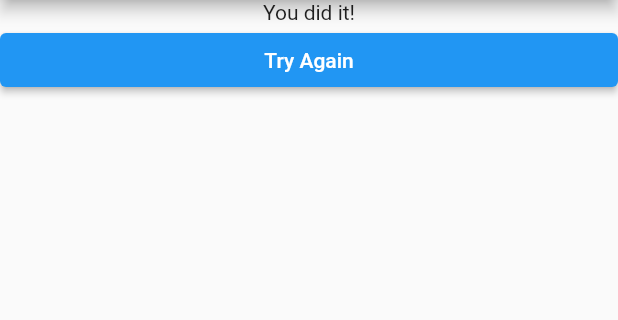
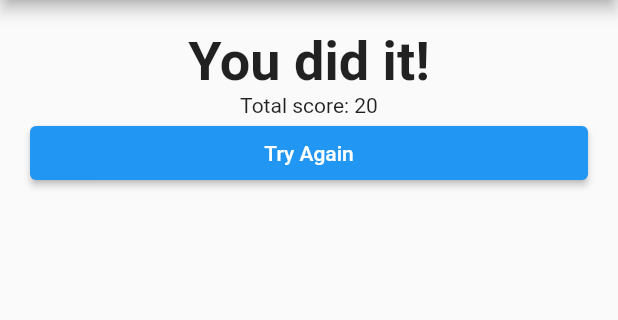
Before and after one commit to jimmy-lan/flutter_quiz_app, a Flutter app: the screen it shows after launch, after a tap on "Black", after a tap on "Snake", on a phone screen of 412 x 824 dp, the part 84-404 px from its top. Run offline on Flutter 3.47's test engine with Material 2 defaults, Android fonts, the phone set to English and light mode, and no system bars.

Commit message:
Add total score count

```diff
--- a/lib/main.dart
+++ b/lib/main.dart
@@ -13,27 +13,40 @@ class MyApp extends StatefulWidget {
 
 class _MyAppState extends State<MyApp> {
   int _questionIndex = 0;
+  int _totalScores = 0;
 
   static const _questions = [
     {
       "questionText": "What is your favorite color?",
-      "answers": ["Black", "Red", "Green", "White"]
+      "answers": [
+        {"text": "Black", "score": 10},
+        {"text": "Red", "score": 6},
+        {"text": "Green", "score": 3},
+        {"text": "White", "score": 1}
+      ]
     },
     {
       "questionText": "What is your favorite animal?",
-      "answers": ["Rabbit", "Snake", "Elephant", "Lion"]
+      "answers": [
+        {"text": "Rabbit", "score": 5},
+        {"text": "Snake", "score": 10},
+        {"text": "Elephant", "score": 12},
+        {"text": "Lion", "score": 8}
+      ]
     }
   ];
 
-  void answerQuestion() {
+  void answerQuestion(int score) {
     setState(() {
       _questionIndex++;
+      _totalScores += score;
     });
   }
 
   void resetQuiz() {
     setState(() {
       _questionIndex = 0;
+      _totalScores = 0;
     });
   }
 
@@ -48,6 +61,9 @@ class _MyAppState extends State<MyApp> {
                     questionIndex: _questionIndex,
                     answerQuestion: answerQuestion,
                   )
-                : Result(resetQuiz: resetQuiz,)));
+                : Result(
+                    totalScore: _totalScores,
+                    resetQuiz: resetQuiz,
+                  )));
   }
 }
--- a/lib/quiz.dart
+++ b/lib/quiz.dart
@@ -18,11 +18,11 @@ class Quiz extends StatelessWidget {
         child: Column(
           children: [
             Question(question["questionText"]),
-            ...(question["answers"] as List<String>)
+            ...(question["answers"] as List<Map<String, Object>>)
                 .map((e) =>
                 Answer(
-                  answerText: e,
-                  onPressed: answerQuestion,
+                  answerText: e["text"],
+                  onPressed: () => answerQuestion(e["score"]),
                 ))
           ],
         )
--- a/lib/result.dart
+++ b/lib/result.dart
@@ -4,20 +4,29 @@ import 'answer.dart';
 
 class Result extends StatelessWidget {
   final Function resetQuiz;
+  final int totalScore;
 
-  Result({this.resetQuiz});
+  Result({this.resetQuiz, this.totalScore});
 
   @override
   Widget build(BuildContext context) {
-    return Column(
+    return Container(
+        padding: EdgeInsets.all(20),
+        child: Column(
           children: [
-        Center(child: Text("You did it!")),
+            Center(
+                child: Text(
+              "You did it!",
+              style: TextStyle(fontSize: 36, fontWeight: FontWeight.bold),
+            )),
+            Center(
+              child: Text("Total score: " + totalScore.toString()),
+            ),
             Answer(
               answerText: "Try Again",
               onPressed: resetQuiz,
             )
           ],
-    );
+        ));
   }
-
 }
```
Lines whose indentation alone changed are shown as unchanged.
